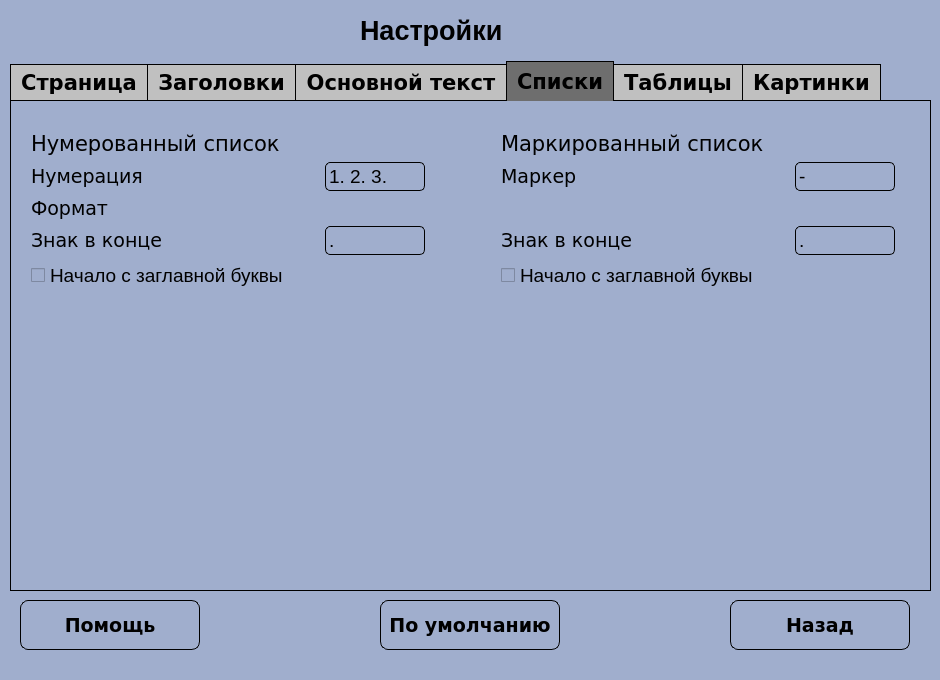
This is SettingsUI.ui in Asklit/CourseProjectPython as Qt 5 draws it before an edit. The edited form follows.
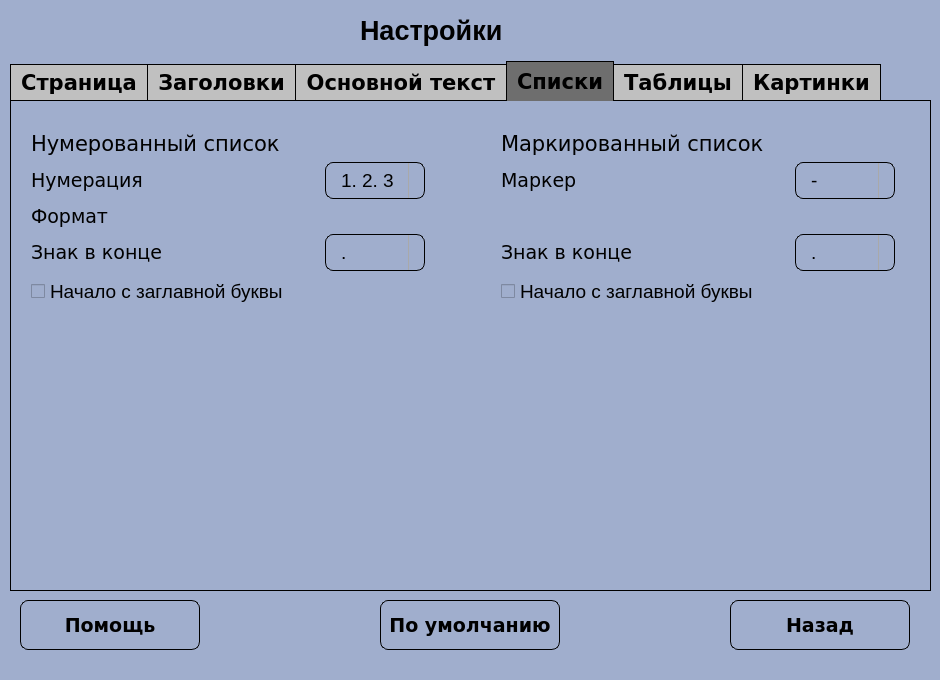
This is the edited form. The open tabs and pages were chosen to show the change. Icons and pictures are not drawn.

Commit message: A: add set default settings

```diff
--- a/SettingsUI.ui
+++ b/SettingsUI.ui
@@ -2805,7 +2805,7 @@
        <x>20</x>
        <y>30</y>
        <width>394</width>
-       <height>159</height>
+       <height>175</height>
       </rect>
      </property>
      <layout class="QGridLayout" name="gridLayout_25">
@@ -2844,46 +2844,30 @@
          </font>
         </property>
         <property name="styleSheet">
-         <string notr="true">QComboBox{
-  padding: 1px 15px 1px 3px;
-  border:1px solid black;
-  border-radius:5px 5px 0px 0px;
-} 
-QComboBox::drop-down {
-      subcontrol-origin: padding;
-      subcontrol-position: top right;
-      border:none;
-  }
-QComboBox QAbstractItemView{
-	background: white;
-    border:1px solid black;
-    border-radius:0px 0px 5px 5px;
-    outline: 0px;
-  }
-QComboBox QAbstractItemView::item{
-	height:36px;
-	color: silver;
-	padding-left:9px;
-	background-color:#FFFFFF;
-}
- QComboBox QAbstractItemView::item:hover{ //Hover
-  background-color: silver;
-  color: black;
-}
- QComboBox QAbstractItemView::item:selected{//selected
-  background-color: red;
-  color: black;
-}
-QComboBox:on { 
-      padding-top: 3px;
-      padding-left: 4px;
-  }
-  QComboBox::down-arrow:on { 
-      top: 1px;
-      left: 1px;
-  }
-
-</string>
+         <string notr="true">QComboBox {
+        border-radius: 8px;
+        border: 1px solid black;
+        padding: 5px 15px;
+    }
+    QComboBox::drop-down {
+        subcontrol-origin: padding;
+        subcontrol-position: top right;
+        width: 15px;
+        border-left-width: 1px;
+        border-left-color: darkgray;
+        border-left-style: solid; /* just a single line */
+        border-top-right-radius: 3px; /* same radius as the QComboBox */
+        border-bottom-right-radius: 3px;
+    }
+    QComboBox::down-arrow {
+        image: url(down_arrow.png);
+    }
+    QComboBox:focus {
+        border: 1px solid yellow;
+    }
+    QComboBox::placeholder {
+        color: #767e89;
+    }</string>
         </property>
         <item>
          <property name="text">
@@ -2975,46 +2959,30 @@
          </font>
         </property>
         <property name="styleSheet">
-         <string notr="true">QComboBox{
-  padding: 1px 15px 1px 3px;
-  border:1px solid black;
-  border-radius:5px 5px 0px 0px;
-} 
-QComboBox::drop-down {
-      subcontrol-origin: padding;
-      subcontrol-position: top right;
-      border:none;
-  }
-QComboBox QAbstractItemView{
-	background: white;
-    border:1px solid black;
-    border-radius:0px 0px 5px 5px;
-    outline: 0px;
-  }
-QComboBox QAbstractItemView::item{
-	height:36px;
-	color: silver;
-	padding-left:9px;
-	background-color:#FFFFFF;
-}
- QComboBox QAbstractItemView::item:hover{ //Hover
-  background-color: silver;
-  color: black;
-}
- QComboBox QAbstractItemView::item:selected{//selected
-  background-color: red;
-  color: black;
-}
-QComboBox:on { 
-      padding-top: 3px;
-      padding-left: 4px;
-  }
-  QComboBox::down-arrow:on { 
-      top: 1px;
-      left: 1px;
-  }
-
-</string>
+         <string notr="true">QComboBox {
+        border-radius: 8px;
+        border: 1px solid black;
+        padding: 5px 15px;
+    }
+    QComboBox::drop-down {
+        subcontrol-origin: padding;
+        subcontrol-position: top right;
+        width: 15px;
+        border-left-width: 1px;
+        border-left-color: darkgray;
+        border-left-style: solid; /* just a single line */
+        border-top-right-radius: 3px; /* same radius as the QComboBox */
+        border-bottom-right-radius: 3px;
+    }
+    QComboBox::down-arrow {
+        image: url(down_arrow.png);
+    }
+    QComboBox:focus {
+        border: 1px solid yellow;
+    }
+    QComboBox::placeholder {
+        color: #767e89;
+    }</string>
         </property>
         <item>
          <property name="text">
@@ -3065,7 +3033,7 @@
        <x>490</x>
        <y>30</y>
        <width>394</width>
-       <height>159</height>
+       <height>175</height>
       </rect>
      </property>
      <layout class="QGridLayout" name="gridLayout_26">
@@ -3085,46 +3053,30 @@
          </font>
         </property>
         <property name="styleSheet">
-         <string notr="true">QComboBox{
-  padding: 1px 15px 1px 3px;
-  border:1px solid black;
-  border-radius:5px 5px 0px 0px;
-} 
-QComboBox::drop-down {
-      subcontrol-origin: padding;
-      subcontrol-position: top right;
-      border:none;
-  }
-QComboBox QAbstractItemView{
-	background: white;
-    border:1px solid black;
-    border-radius:0px 0px 5px 5px;
-    outline: 0px;
-  }
-QComboBox QAbstractItemView::item{
-	height:36px;
-	color: silver;
-	padding-left:9px;
-	background-color:#FFFFFF;
-}
- QComboBox QAbstractItemView::item:hover{ //Hover
-  background-color: silver;
-  color: black;
-}
- QComboBox QAbstractItemView::item:selected{//selected
-  background-color: red;
-  color: black;
-}
-QComboBox:on { 
-      padding-top: 3px;
-      padding-left: 4px;
-  }
-  QComboBox::down-arrow:on { 
-      top: 1px;
-      left: 1px;
-  }
-
-</string>
+         <string notr="true">QComboBox {
+        border-radius: 8px;
+        border: 1px solid black;
+        padding: 5px 15px;
+    }
+    QComboBox::drop-down {
+        subcontrol-origin: padding;
+        subcontrol-position: top right;
+        width: 15px;
+        border-left-width: 1px;
+        border-left-color: darkgray;
+        border-left-style: solid; /* just a single line */
+        border-top-right-radius: 3px; /* same radius as the QComboBox */
+        border-bottom-right-radius: 3px;
+    }
+    QComboBox::down-arrow {
+        image: url(down_arrow.png);
+    }
+    QComboBox:focus {
+        border: 1px solid yellow;
+    }
+    QComboBox::placeholder {
+        color: #767e89;
+    }</string>
         </property>
         <item>
          <property name="text">
@@ -3221,46 +3173,30 @@
          </font>
         </property>
         <property name="styleSheet">
-         <string notr="true">QComboBox{
-  padding: 1px 15px 1px 3px;
-  border:1px solid black;
-  border-radius:5px 5px 0px 0px;
-} 
-QComboBox::drop-down {
-      subcontrol-origin: padding;
-      subcontrol-position: top right;
-      border:none;
-  }
-QComboBox QAbstractItemView{
-	background: white;
-    border:1px solid black;
-    border-radius:0px 0px 5px 5px;
-    outline: 0px;
-  }
-QComboBox QAbstractItemView::item{
-	height:36px;
-	color: silver;
-	padding-left:9px;
-	background-color:#FFFFFF;
-}
- QComboBox QAbstractItemView::item:hover{ //Hover
-  background-color: silver;
-  color: black;
-}
- QComboBox QAbstractItemView::item:selected{//selected
-  background-color: red;
-  color: black;
-}
-QComboBox:on { 
-      padding-top: 3px;
-      padding-left: 4px;
-  }
-  QComboBox::down-arrow:on { 
-      top: 1px;
-      left: 1px;
-  }
-
-</string>
+         <string notr="true">QComboBox {
+        border-radius: 8px;
+        border: 1px solid black;
+        padding: 5px 15px;
+    }
+    QComboBox::drop-down {
+        subcontrol-origin: padding;
+        subcontrol-position: top right;
+        width: 15px;
+        border-left-width: 1px;
+        border-left-color: darkgray;
+        border-left-style: solid; /* just a single line */
+        border-top-right-radius: 3px; /* same radius as the QComboBox */
+        border-bottom-right-radius: 3px;
+    }
+    QComboBox::down-arrow {
+        image: url(down_arrow.png);
+    }
+    QComboBox:focus {
+        border: 1px solid yellow;
+    }
+    QComboBox::placeholder {
+        color: #767e89;
+    }</string>
         </property>
         <item>
          <property name="text">
```
Left out of the diff: 215 changed lines with no effect on the pictures. The commit also changes 5 other files.
